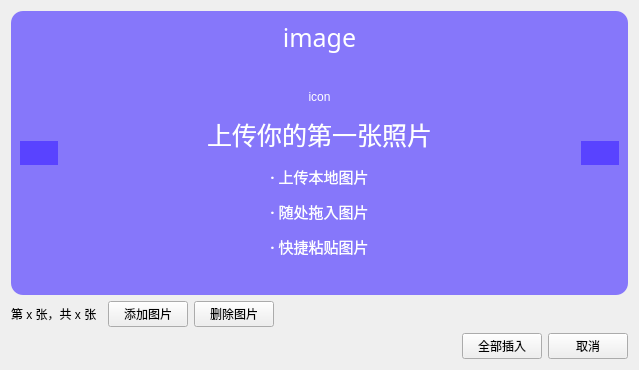
This is src/resf/tb_image_uploader.ui in clb-128258/TiebaDesktop as Qt 5 draws it before an edit. The edited form follows.
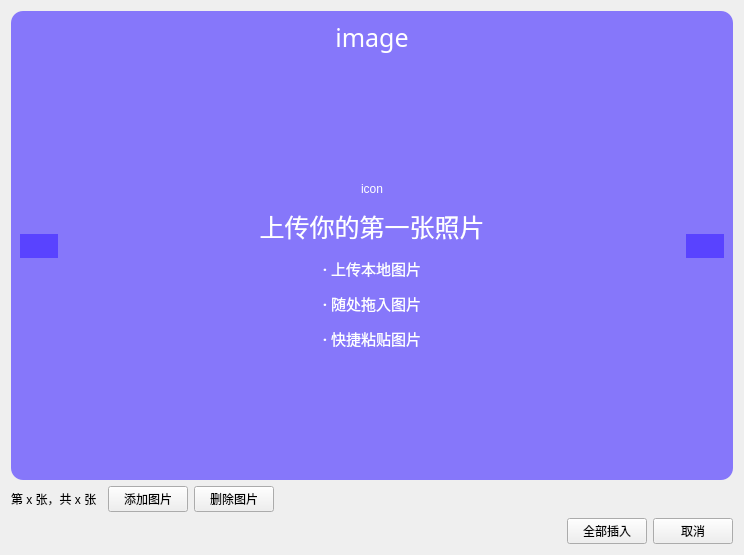
This is the edited form.

What changed in the file:
```diff
--- a/src/resf/tb_image_uploader.ui
+++ b/src/resf/tb_image_uploader.ui
@@ -6,8 +6,8 @@
    <rect>
     <x>0</x>
     <y>0</y>
-    <width>639</width>
-    <height>370</height>
+    <width>744</width>
+    <height>555</height>
    </rect>
   </property>
   <property name="font">
```
